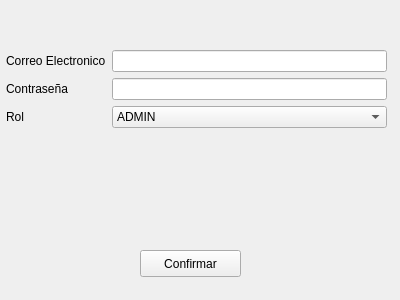
This is src/view/signup.ui in R0otDrigo/SIT-Core as Qt 5 draws it before an edit. The edited form follows.
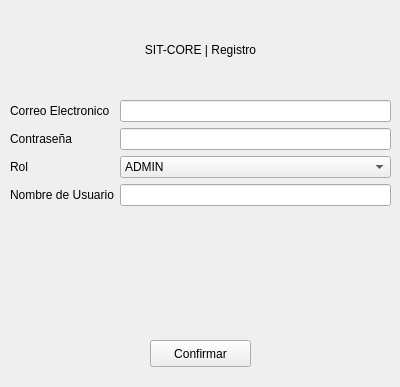
This is the edited form.

```diff
--- a/src/view/signup.ui
+++ b/src/view/signup.ui
@@ -7,7 +7,7 @@
     <x>0</x>
     <y>0</y>
     <width>400</width>
-    <height>300</height>
+    <height>387</height>
    </rect>
   </property>
   <property name="windowTitle">
@@ -16,8 +16,8 @@
   <widget class="QPushButton" name="confirmButton">
    <property name="geometry">
     <rect>
-     <x>140</x>
-     <y>250</y>
+     <x>150</x>
+     <y>340</y>
      <width>101</width>
      <height>27</height>
     </rect>
@@ -29,10 +29,10 @@
   <widget class="QWidget" name="formLayoutWidget">
    <property name="geometry">
     <rect>
-     <x>6</x>
-     <y>50</y>
+     <x>10</x>
+     <y>100</y>
      <width>381</width>
-     <height>101</height>
+     <height>141</height>
     </rect>
    </property>
    <layout class="QFormLayout" name="formLayout">
@@ -86,13 +86,23 @@
       </item>
      </widget>
     </item>
+    <item row="3" column="0">
+     <widget class="QLabel" name="nombreDeUsuarioLabel">
+      <property name="text">
+       <string>Nombre de Usuario</string>
+      </property>
+     </widget>
+    </item>
+    <item row="3" column="1">
+     <widget class="QLineEdit" name="nombreDeUsuarioLineEdit"/>
+    </item>
    </layout>
   </widget>
   <widget class="QLabel" name="info">
    <property name="geometry">
     <rect>
-     <x>7</x>
-     <y>170</y>
+     <x>10</x>
+     <y>260</y>
      <width>381</width>
      <height>71</height>
     </rect>
@@ -101,6 +111,22 @@
     <string/>
    </property>
   </widget>
+  <widget class="QLabel" name="label">
+   <property name="geometry">
+    <rect>
+     <x>100</x>
+     <y>40</y>
+     <width>201</width>
+     <height>19</height>
+    </rect>
+   </property>
+   <property name="text">
+    <string>SIT-CORE | Registro</string>
+   </property>
+   <property name="alignment">
+    <set>Qt::AlignmentFlag::AlignCenter</set>
+   </property>
+  </widget>
  </widget>
  <resources/>
  <connections/>
```
